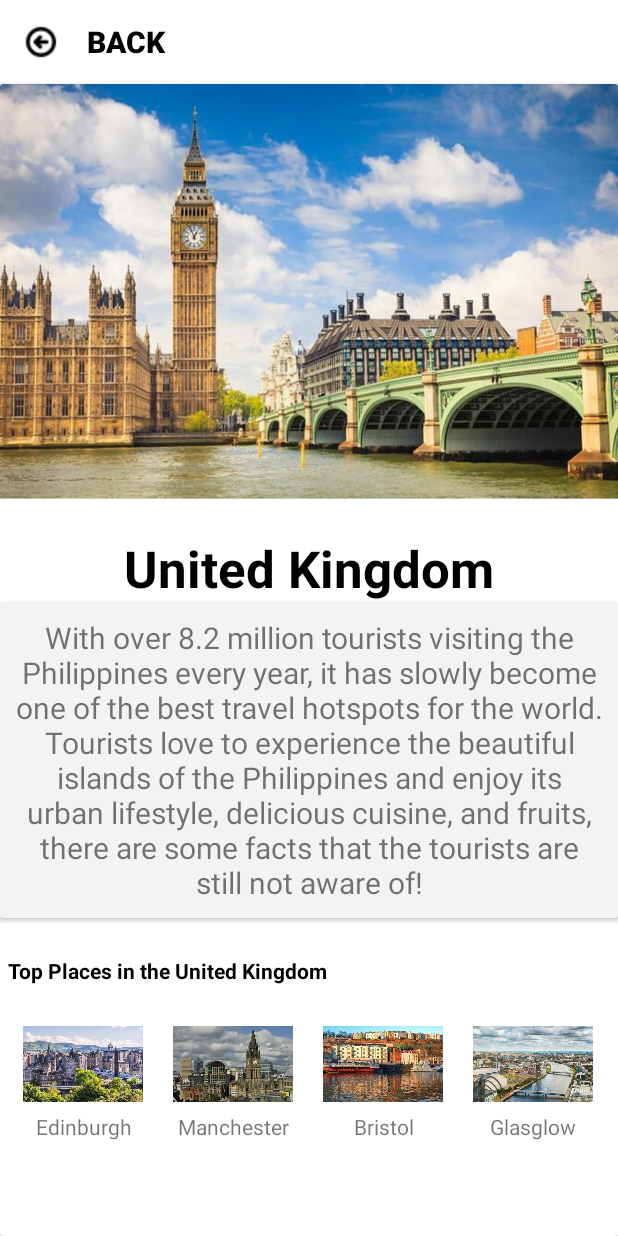
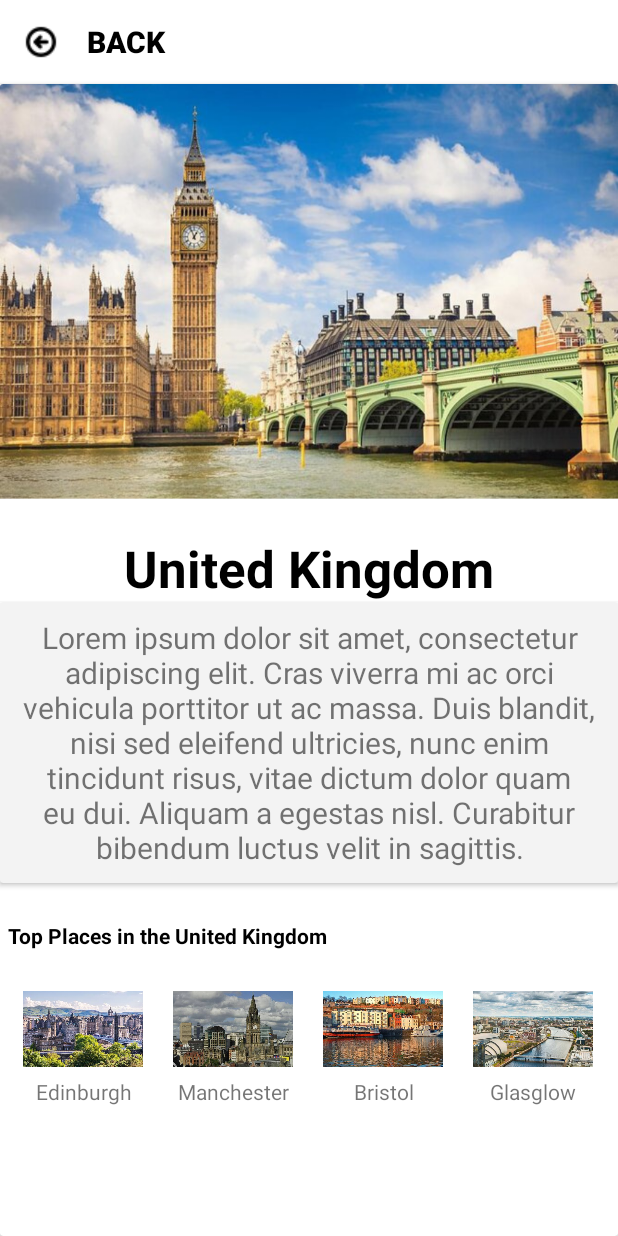
Before and after one commit to ShinAquila/Android-Final-Project, an Android app: the England screen opened directly, with no data from a screen before it, on a phone screen of 412 x 824 dp. Run offline under Robolectric (Android 15) with nearby library versions, the phone set to English and light mode, and no system bars.

Commit message:
changed the designs

```diff
--- a/app/src/main/res/layout/activity_england.xml
+++ b/app/src/main/res/layout/activity_england.xml
@@ -78,7 +78,7 @@
                             android:layout_height="wrap_content"
                             android:gravity="center"
                             android:textSize="20sp"
-                            android:text="@string/phil_desc"/>
+                            android:text="@string/sampleDesc"/>
 
 
                     </LinearLayout>
--- a/app/src/main/res/layout/activity_france.xml
+++ b/app/src/main/res/layout/activity_france.xml
@@ -78,7 +78,7 @@
                             android:layout_height="wrap_content"
                             android:gravity="center"
                             android:textSize="20sp"
-                            android:text="@string/phil_desc"/>
+                            android:text="@string/sampleDesc"/>
 
 
                     </LinearLayout>
--- a/app/src/main/res/layout/activity_india.xml
+++ b/app/src/main/res/layout/activity_india.xml
@@ -78,7 +78,7 @@
                             android:layout_height="wrap_content"
                             android:gravity="center"
                             android:textSize="20sp"
-                            android:text="@string/phil_desc"/>
+                            android:text="@string/sampleDesc"/>
 
 
                     </LinearLayout>
--- a/app/src/main/res/layout/activity_philippines.xml
+++ b/app/src/main/res/layout/activity_philippines.xml
@@ -78,7 +78,7 @@
                             android:layout_height="wrap_content"
                             android:gravity="center"
                             android:textSize="20sp"
-                            android:text="@string/phil_desc"/>
+                            android:text="@string/sampleDesc"/>
 
 
                     </LinearLayout>
--- a/app/src/main/res/layout/activity_usa.xml
+++ b/app/src/main/res/layout/activity_usa.xml
@@ -78,7 +78,7 @@
                             android:layout_height="wrap_content"
                             android:gravity="center"
                             android:textSize="20sp"
-                            android:text="@string/phil_desc"/>
+                            android:text="@string/sampleDesc"/>
 
 
                     </LinearLayout>
--- a/app/src/main/res/values/strings.xml
+++ b/app/src/main/res/values/strings.xml
@@ -2,5 +2,5 @@
     <string name="app_name">The App</string>
     <!-- TODO: Remove or change this placeholder text -->
     <string name="hello_blank_fragment">Hello blank fragment</string>
-    <string name="phil_desc">With over 8.2 million tourists visiting the Philippines every year, it has slowly become one of the best travel hotspots for the world. Tourists love to experience the beautiful islands of the Philippines and enjoy its urban lifestyle, delicious cuisine, and fruits, there are some facts that the tourists are still not aware of!</string>
+    <string name="sampleDesc">Lorem ipsum dolor sit amet, consectetur adipiscing elit. Cras viverra mi ac orci vehicula porttitor ut ac massa. Duis blandit, nisi sed eleifend ultricies, nunc enim tincidunt risus, vitae dictum dolor quam eu dui. Aliquam a egestas nisl. Curabitur bibendum luctus velit in sagittis.</string>
 </resources>
```
